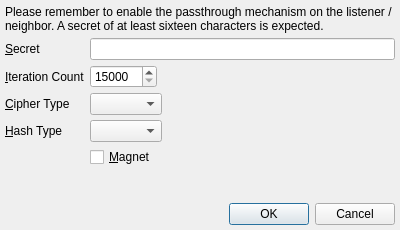
textbrowser/spot-on, file branches/trunk/UI/spot-on-private-application-credentials.ui: the form before one commit.
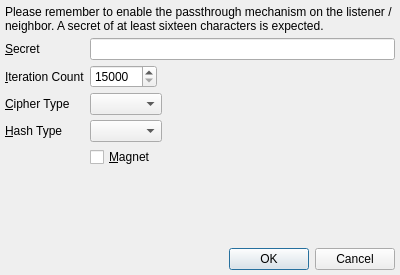
The form after the commit. Icons and pictures are not drawn.

```diff
--- a/branches/trunk/UI/spot-on-private-application-credentials.ui
+++ b/branches/trunk/UI/spot-on-private-application-credentials.ui
@@ -7,7 +7,7 @@
     <x>0</x>
     <y>0</y>
     <width>400</width>
-    <height>230</height>
+    <height>275</height>
    </rect>
   </property>
   <property name="windowIcon">
```
Left out of the diff: 11 changed lines with no effect on the pictures.
